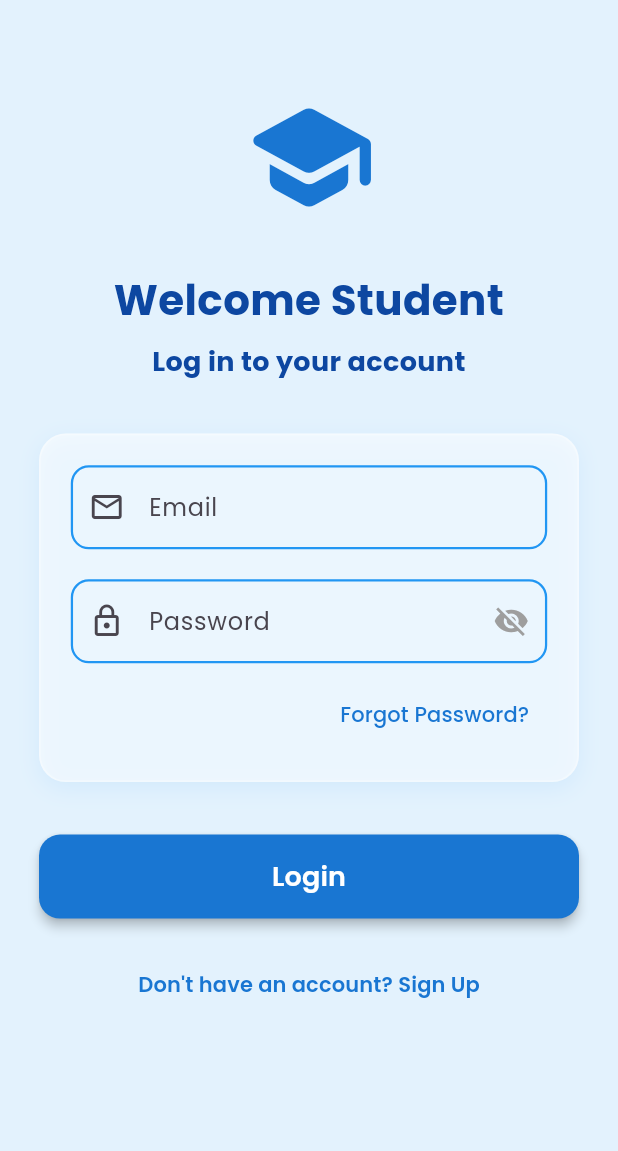
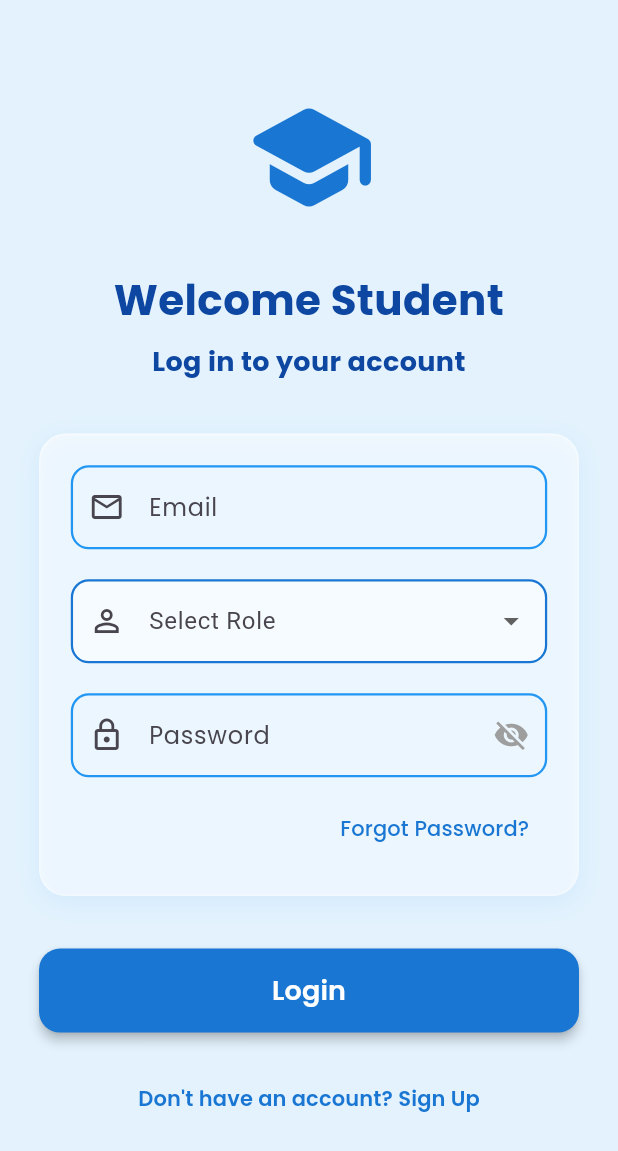
Before and after one commit to Prasanth-Kumar-lab/Lms, a Flutter app: the screen it shows after launch, on a phone screen of 412 x 824 dp. Shown: the top 1151 px of the screen. Run offline on Flutter 3.47's test engine with Material 3 defaults, Android fonts, the phone set to English and light mode, and no system bars; drawn by our look-alikes of flutter_animate; our stand-ins replace get, google_fonts, image_picker, lottie; project files that could hold a hidden picture were left out.

Commit message:
Third commit

```diff
--- a/lib/views/login_screen.dart
+++ b/lib/views/login_screen.dart
@@ -4,7 +4,6 @@ import 'package:get/get.dart';
 import 'package:google_fonts/google_fonts.dart';
 import 'package:lms/constants/const_texts.dart';
 import 'package:lms/constants/textproperties.dart';
-import 'package:lms/views/faculty_role_screen.dart';
 import '../controllers/login_controller.dart';
 import '../widgets/custom_textfield.dart';
 import 'signup_screen.dart';
@@ -16,6 +15,7 @@ class LoginScreen extends StatelessWidget {
     final LoginController controller = Get.put(LoginController());
     final emailCtrl = TextEditingController();
     final passCtrl = TextEditingController();
+    final selectedRole = ''.obs;
     return Scaffold(
       backgroundColor: Colors.blue.shade50,
       body: SafeArea(
@@ -84,9 +84,52 @@ class LoginScreen extends StatelessWidget {
                         icon: Icons.email_outlined,
                         keyboardType: TextInputType.emailAddress,
                       ),
+
                       const SizedBox(height: 20),
 
-                      // Password Field with Eye Toggle
+// Role Dropdown
+                      Obx(() => DropdownButtonFormField<String>(
+                        value: selectedRole.value.isEmpty ? null : selectedRole.value,
+                        decoration: InputDecoration(
+                          labelText: "Select Role",
+                          prefixIcon: const Icon(Icons.person_outline),
+                          border: OutlineInputBorder(
+                            borderRadius: BorderRadius.circular(12),
+                          ),
+                          filled: true,
+                          fillColor: Colors.white.withOpacity(0.55),
+                          enabledBorder: OutlineInputBorder(
+                            borderRadius: BorderRadius.circular(12),
+                            borderSide: BorderSide(
+                              color: Colors.blue.shade700,
+                              width: 1.5,
+                            ),
+                          ),
+                          focusedBorder: OutlineInputBorder(
+                            borderRadius: BorderRadius.circular(12),
+                            borderSide: BorderSide(
+                              color: Colors.blue.shade700,
+                              width: 2,
+                            ),
+                          ),
+                        ),
+                        items: const [
+                          DropdownMenuItem(
+                            value: 'Student',
+                            child: Text('Student'),
+                          ),
+                          DropdownMenuItem(
+                            value: 'Faculty',
+                            child: Text('Faculty'),
+                          ),
+                        ],
+                        onChanged: (value) {
+                          selectedRole.value = value ?? '';
+                        },
+                      )),
+
+                      const SizedBox(height: 20),
+                      //Here the dropdown for role selection
                       Obx(() => CustomTextField(
                         controller: passCtrl,
                         label: "Password",
@@ -162,11 +205,10 @@ class LoginScreen extends StatelessWidget {
 
                 const SizedBox(height: 20),
 
-                // Modern Sign Up Button
                 Center(
                   child: TextButton(
                     onPressed: () {
-                      Get.to(() => const FacultySignUpScreen());
+                      Get.to(() => const SignUpScreen());
                     },
                     style: TextButton.styleFrom(
                       padding: const EdgeInsets.symmetric(
```
Also changed, not shown: lib/views/faculty_role_screen.dart (+22 -1 lines).
